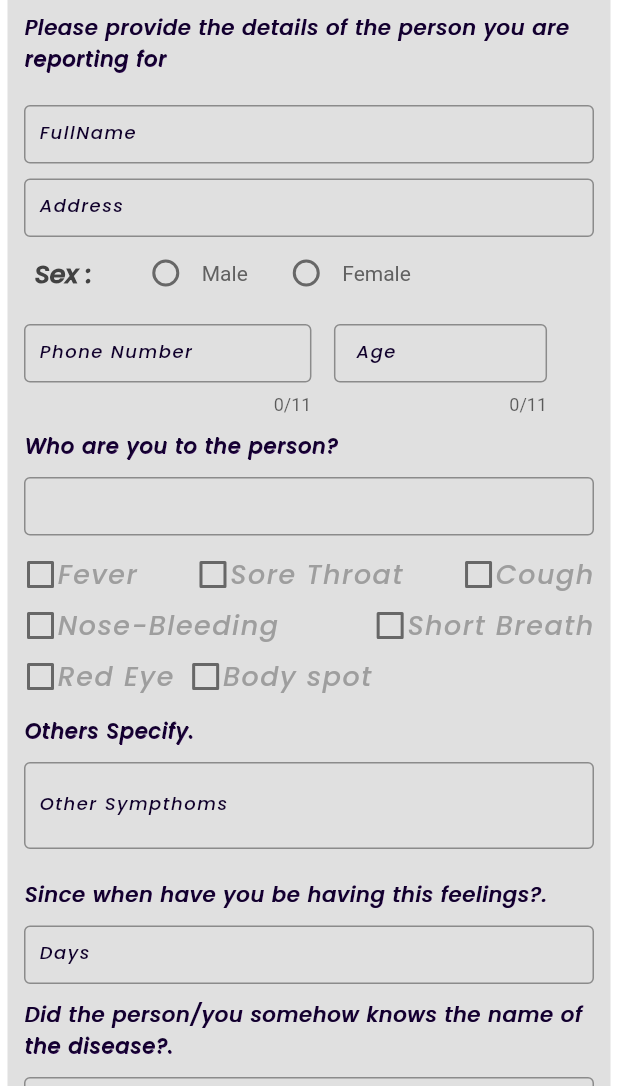
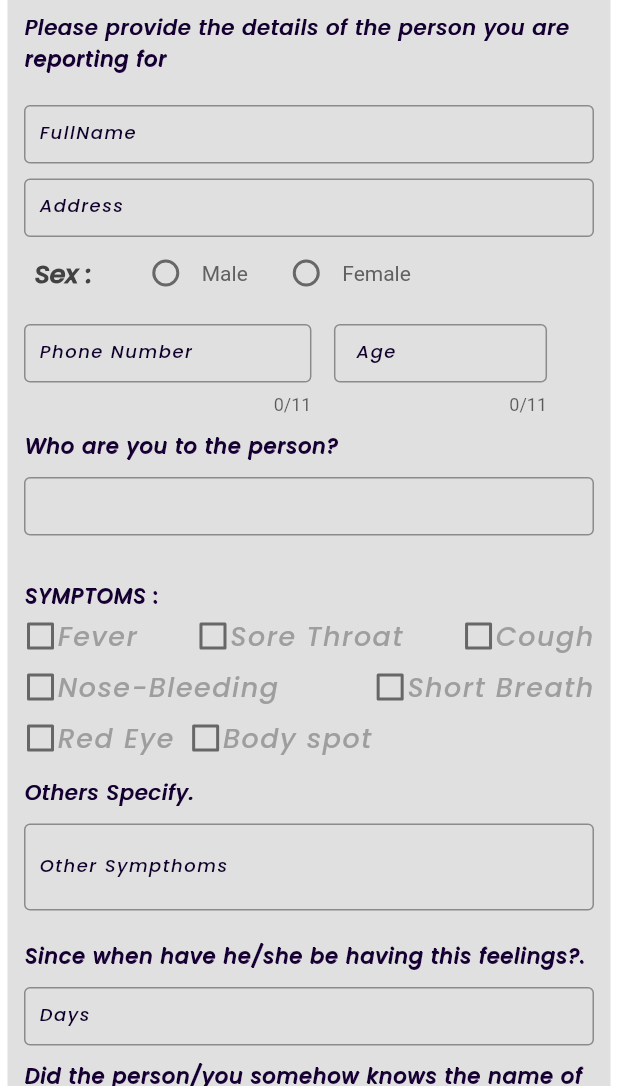
Before and after one commit to jidnation/my-project, a Flutter app: the ReportingPage screen opened directly, tab 2 chosen, scrolled down 576 dp, on a phone screen of 412 x 824 dp, the part 150-1236 px from its top. Run offline on Flutter 3.47's test engine with Material 2 defaults, Android fonts, the phone set to English and light mode, and no system bars; our stand-ins replace carousel_slider, flutter_svg, font_awesome_flutter.

Commit message:
just making some changes

```diff
--- a/lib/Routes/sign_in.dart
+++ b/lib/Routes/sign_in.dart
@@ -74,7 +74,7 @@ class _SignInPageState extends State<SignInPage> {
                         ),
                         const RegForm(
                             keyboardName: TextInputType.visiblePassword,
-                            labelValue: 'Password'),
+                            labelValue: 'Password', lineNumber: 1,),
                         const SizedBox(
                           height: 50,
                         ),
--- a/lib/Widgets/admin_form_reg.dart
+++ b/lib/Widgets/admin_form_reg.dart
@@ -174,6 +174,7 @@ class _AdminFormRegState extends State<AdminFormReg> {
           const RegForm(
             keyboardName: TextInputType.visiblePassword,
             labelValue: 'Password',
+            lineNumber: 1
           ),
 
           ///Description
@@ -188,6 +189,7 @@ class _AdminFormRegState extends State<AdminFormReg> {
           const RegForm(
             keyboardName: TextInputType.text,
             labelValue: 'Description',
+            lineNumber: 3,
           ),
 
           const SizedBox(
--- a/lib/Widgets/tab_gen.dart
+++ b/lib/Widgets/tab_gen.dart
@@ -21,11 +21,14 @@ class _SelfWidgetState extends State<SelfWidget> {
         child: Column(
             crossAxisAlignment: CrossAxisAlignment.start,
             children: const [
+                SizedBox(
+                height: 20,
+              ),
               SectionHeading(
                 title: 'SYMPTOMS :',
               ),
               SizedBox(
-                height: 2,
+                height: 10,
               ),
               SymptomsWidget(),
               SectionHeading(
@@ -144,9 +147,15 @@ class _OthersWidgetState extends State<OthersWidget>
             const SizedBox(
               height: 10,
             ),
+             const SizedBox(
+                height: 20,
+              ),
+              const SectionHeading(
+                title: 'SYMPTOMS :',
+              ),
             const SymptomsWidget(),
             const SectionHeading(
-                title: 'Since when have you be having this feelings?.'),
+                title: 'Since when have he/she be having this feelings?.'),
             const RegForm(
               keyboardName: TextInputType.text,
               labelValue: 'Days',
```
